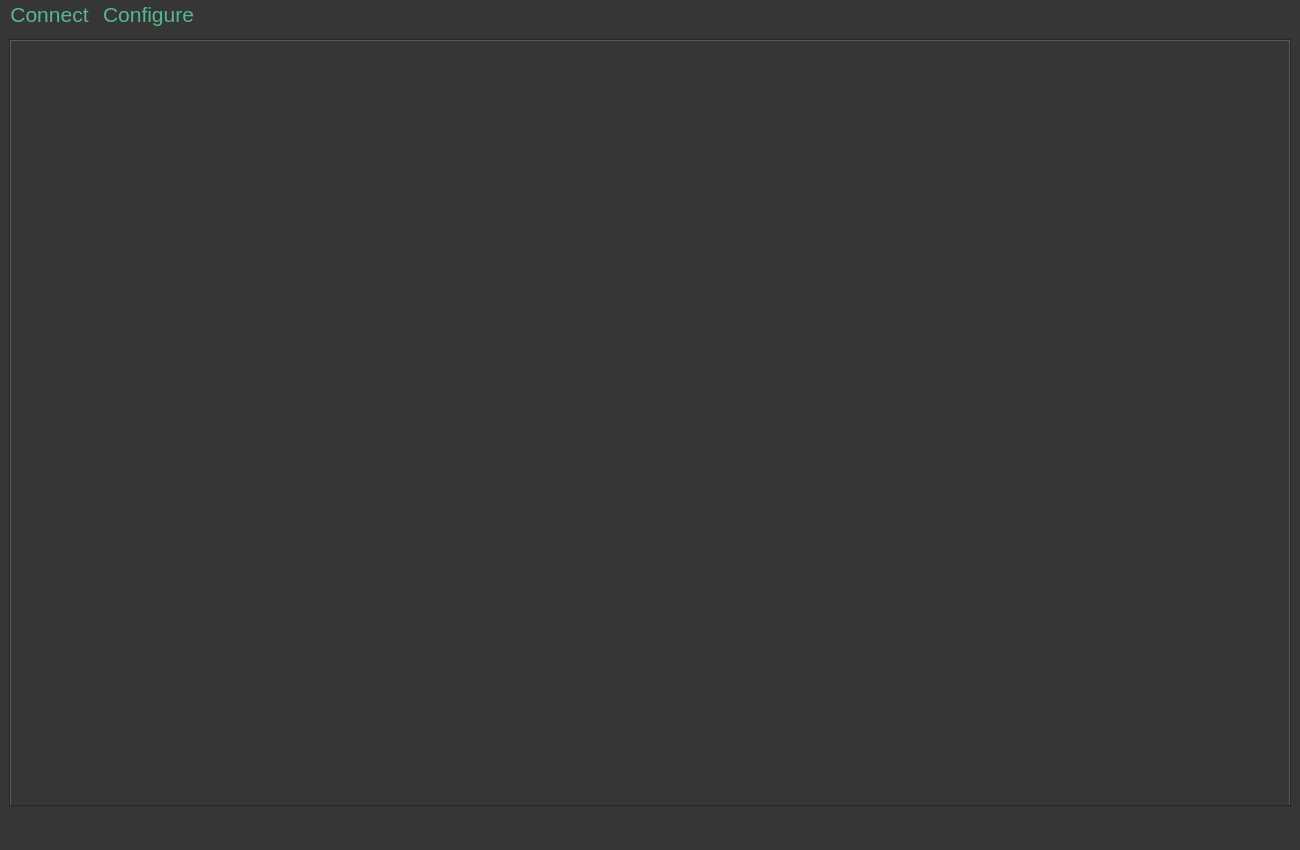
Qt form ibridgesgui/ui_files/MainMenu.ui (iBridges-for-iRODS/iBridges-GUI) before a commit.
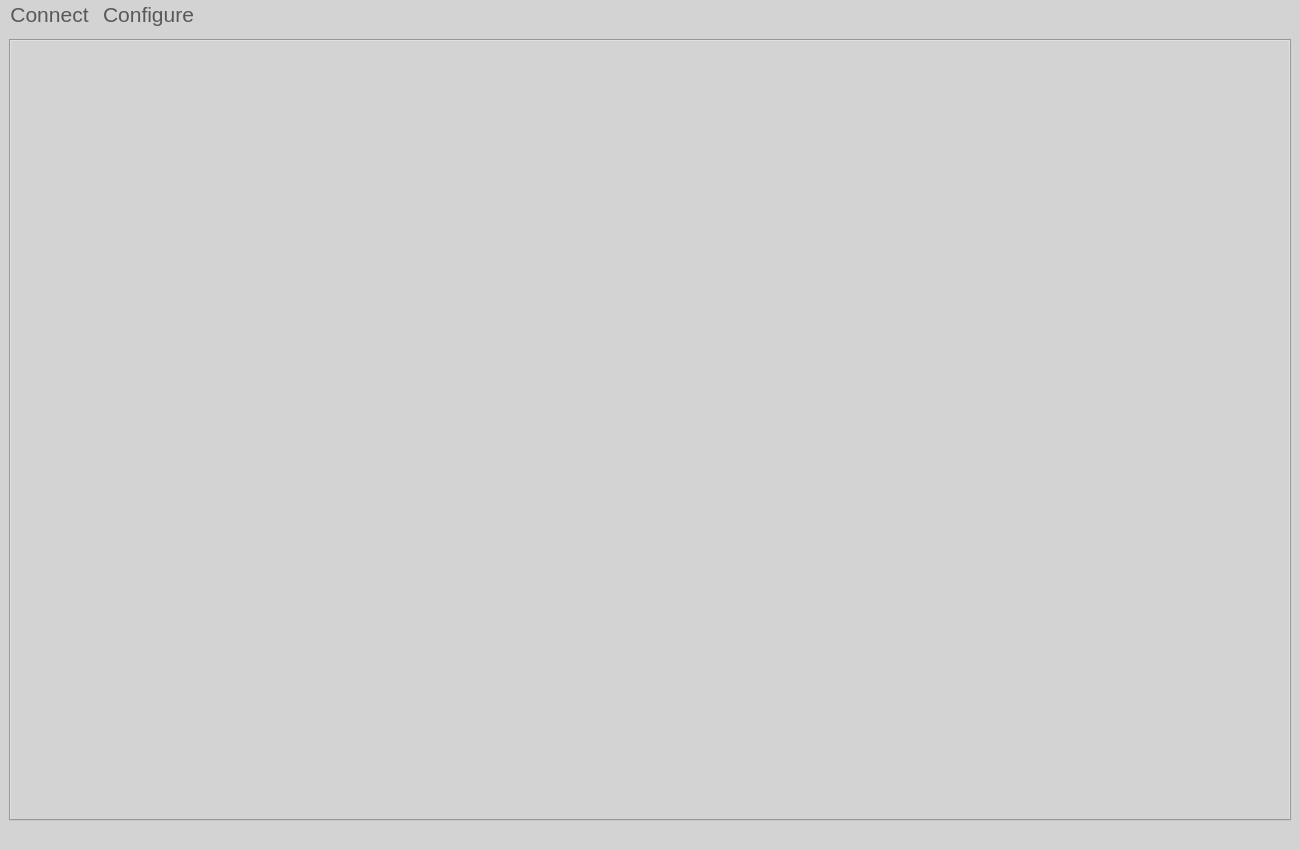
The same form after that commit.

```diff
--- a/ibridgesgui/ui_files/MainMenu.ui
+++ b/ibridgesgui/ui_files/MainMenu.ui
@@ -22,22 +22,27 @@
   <property name="styleSheet">
    <string notr="true">QWidget
 {
-	color: rgb(86, 184, 139);
-	background-color: rgb(54, 54, 54);
-	selection-background-color: rgb(58, 152, 112);
-    font: 16pt;
+    background-color: rgb(211,211,211);
+    color: rgb(88, 88, 90);
+    selection-background-color: rgb(21, 165, 137);
+    selection-color: rgb(245, 244, 244)
 }
 
-QTabBar::tab:top:selected {
-    background-color: rgb(58, 152, 112);
-    color: rgb(54, 54, 54);
+QLabel
+{
+  background-color: rgb(211,211,211);
 }
 
 QLabel#error_label
 {
-	color: rgb(217, 174, 23);
-     font: 18pt;
+    color: rgb(252, 152, 3);
 }
+
+QTabBar::tab:top:selected {
+    background-color: rgb(21, 165, 137);
+    color: rgb(88, 88, 90);
+}
+
 </string>
   </property>
   <widget class="QWidget" name="centralwidget">
@@ -56,7 +61,6 @@
       <property name="font">
        <font>
         <pointsize>16</pointsize>
-        <weight>50</weight>
         <italic>false</italic>
         <bold>false</bold>
        </font>
@@ -87,7 +91,6 @@
    <property name="font">
     <font>
      <pointsize>16</pointsize>
-     <weight>50</weight>
      <italic>false</italic>
      <bold>false</bold>
     </font>
@@ -96,7 +99,6 @@
     <property name="font">
      <font>
       <pointsize>16</pointsize>
-      <weight>50</weight>
       <italic>false</italic>
       <bold>false</bold>
      </font>
```
